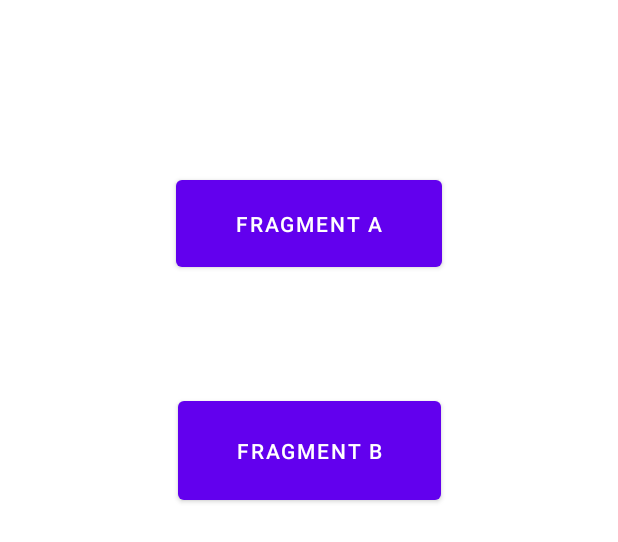
After one commit to Hjjnah/Ferrer_IT-Elec2_130, an Android app: the layout activity_fragment.xml on its own in the app's theme, with its tools: preview values and no code run, on a phone screen of 412 x 824 dp. The commit adds this screen. Shown: the top 542 px of the screen. Run offline under Robolectric (Android 15) with nearby library versions, the phone set to English and light mode, and no system bars.

Commit message:
03/11/2023- Fragment

```diff
--- a/app/src/main/AndroidManifest.xml
+++ b/app/src/main/AndroidManifest.xml
@@ -11,6 +11,9 @@
         android:supportsRtl="true"
         android:theme="@style/Theme.MyApplication"
         tools:targetApi="31">
+        <activity
+            android:name=".FragmentActivity"
+            android:exported="false" />
         <activity
             android:name=".ListActivity"
             android:exported="false" />
--- /dev/null
+++ b/app/src/main/res/layout/activity_fragment.xml
@@ -0,0 +1,30 @@
+<?xml version="1.0" encoding="utf-8"?>
+<androidx.constraintlayout.widget.ConstraintLayout xmlns:android="http://schemas.android.com/apk/res/android"
+    xmlns:app="http://schemas.android.com/apk/res-auto"
+    xmlns:tools="http://schemas.android.com/tools"
+    android:layout_width="match_parent"
+    android:layout_height="match_parent"
+    tools:context=".FragmentActivity">
+
+    <Button
+        android:id="@+id/button2"
+        android:layout_width="177dp"
+        android:layout_height="70dp"
+        android:text="Fragment A"
+        app:layout_constraintBottom_toBottomOf="parent"
+        app:layout_constraintEnd_toEndOf="parent"
+        app:layout_constraintStart_toStartOf="parent"
+        app:layout_constraintTop_toTopOf="parent"
+        app:layout_constraintVertical_bias="0.151" />
+
+    <Button
+        android:id="@+id/button4"
+        android:layout_width="175dp"
+        android:layout_height="78dp"
+        android:text="Fragment B"
+        app:layout_constraintBottom_toBottomOf="parent"
+        app:layout_constraintEnd_toEndOf="parent"
+        app:layout_constraintStart_toStartOf="parent"
+        app:layout_constraintTop_toTopOf="parent"
+        app:layout_constraintVertical_bias="0.35" />
+</androidx.constraintlayout.widget.ConstraintLayout>
--- a/app/src/main/res/values/strings.xml
+++ b/app/src/main/res/values/strings.xml
@@ -4,4 +4,6 @@
     <string name="subject">Subject</string>
     <string name="message">Message</string>
     <string name="send">Send</string>
+    <!-- TODO: Remove or change this placeholder text -->
+    <string name="hello_blank_fragment">Hello blank fragment</string>
 </resources>
```
Also changed, not shown: app/src/main/java/com/example/myapplication/FragmentA.java (added, +64 -0 lines), app/src/main/java/com/example/myapplication/FragmentActivity.java (added, +46 -0 lines), app/src/main/java/com/example/myapplication/FragmentB.java (added, +64 -0 lines), app/src/main/java/com/example/myapplication/ListActivity.java (+27 -0 lines), app/src/main/java/com/example/myapplication/data/Pizza.java (added, +66 -0 lines), app/src/main/java/com/example/myapplication/fragments/PizzaDetailFragment.java (added, +66 -0 lines), app/src/main/java/com/example/myapplication/fragments/PizzaMenuFragments.java (added, +66 -0 lines), app/src/main/res/layout/fragment_a.xml (added, +14 -0 lines), app/src/main/res/layout/fragment_b.xml (added, +14 -0 lines), app/src/main/res/layout/fragment_pizza.xml (added, +14 -0 lines), app/src/main/res/layout/fragment_pizza_detail.xml (added, +14 -0 lines), app/src/main/res/layout/fragment_pizza_menu_fragments.xml (added, +14 -0 lines).
